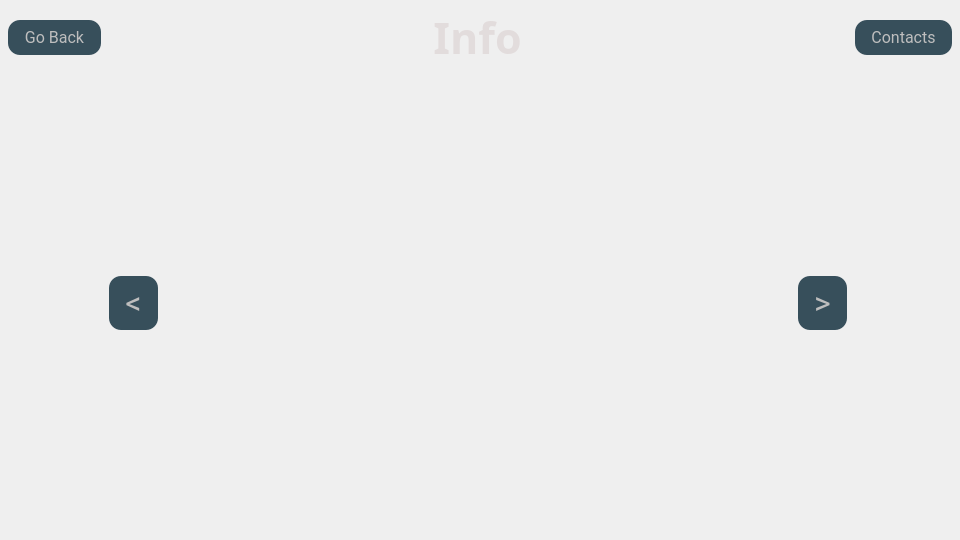
Qt form ciit/resources/ui/info_window.ui (ionutsilviu3/CIIT) before a commit.
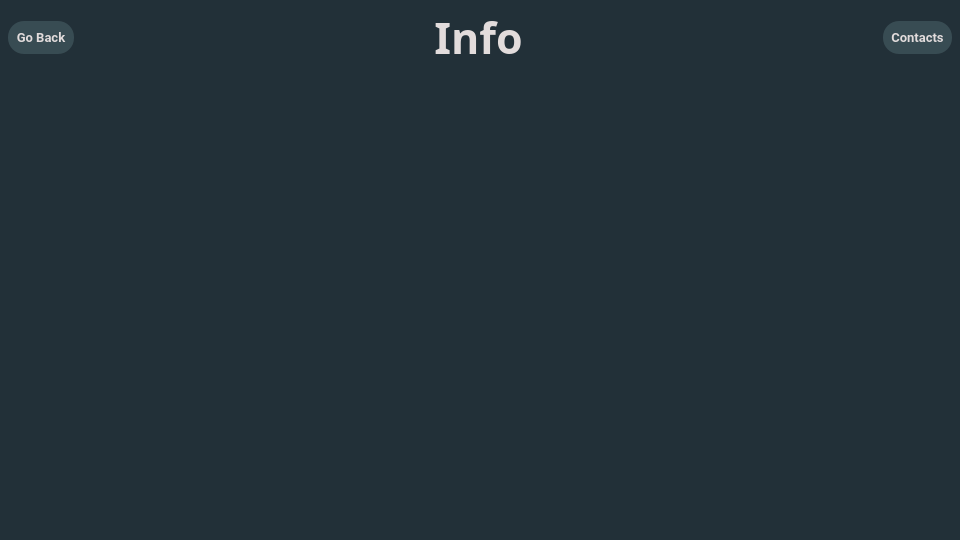
The same form after that commit. The open tabs and pages were chosen to show the change. Icons and pictures are not drawn.

Diff of the .ui file:
```diff
--- a/ciit/resources/ui/info_window.ui
+++ b/ciit/resources/ui/info_window.ui
@@ -40,14 +40,18 @@
   </property>
   <property name="styleSheet">
    <string notr="true">QPushButton {
-	border-radius: 12px;
-	padding-left: 16px;
-	padding-right: 16px;
+	border-radius: 16px;
+	padding-left: 8px;
+	padding-right: 8px;
 	padding-top: 8 px;
 	padding-bottom: 8 px;
 	color: rgb(190, 190, 190);
 	background-color: rgb(55, 79, 91);
     }
+
+QWidget {
+ background-color: rgb(34, 48, 56);
+}
 </string>
   </property>
   <layout class="QGridLayout" name="gridLayout">
@@ -68,9 +72,37 @@
    </property>
    <item row="1" column="2">
     <widget class="QPushButton" name="pb_contacts">
+     <property name="font">
+      <font>
+       <family>Roboto</family>
+       <pointsize>10</pointsize>
+       <bold>true</bold>
+      </font>
+     </property>
+     <property name="styleSheet">
+      <string notr="true">QPushButton {
+	border-radius: 16px;
+	padding-left: 8px;
+	padding-right: 8px;
+	padding-top: 8 px;
+	padding-bottom: 8 px;
+	color:rgb(226, 220, 220);
+	background-color: rgb(56, 76, 83);
+    }</string>
+     </property>
      <property name="text">
       <string>Contacts</string>
      </property>
+     <property name="icon">
+      <iconset resource="../icons/icons.qrc">
+       <normaloff>:/Icons/user.svg</normaloff>:/Icons/user.svg</iconset>
+     </property>
+     <property name="iconSize">
+      <size>
+       <width>24</width>
+       <height>24</height>
+      </size>
+     </property>
     </widget>
    </item>
    <item row="1" column="1" alignment="Qt::AlignmentFlag::AlignHCenter|Qt::AlignmentFlag::AlignVCenter">
@@ -105,9 +137,37 @@
    </item>
    <item row="1" column="0" alignment="Qt::AlignmentFlag::AlignLeft|Qt::AlignmentFlag::AlignVCenter">
     <widget class="QPushButton" name="pb_back">
+     <property name="font">
+      <font>
+       <family>Roboto</family>
+       <pointsize>10</pointsize>
+       <bold>true</bold>
+      </font>
+     </property>
+     <property name="styleSheet">
+      <string notr="true">QPushButton {
+	border-radius: 16px;
+	padding-left: 8px;
+	padding-right: 8px;
+	padding-top: 8 px;
+	padding-bottom: 8 px;
+	color:rgb(226, 220, 220);
+	background-color: rgb(56, 76, 83);
+    }</string>
+     </property>
      <property name="text">
       <string>Go Back</string>
      </property>
+     <property name="icon">
+      <iconset resource="../icons/icons.qrc">
+       <normaloff>:/Icons/arrow-left.svg</normaloff>:/Icons/arrow-left.svg</iconset>
+     </property>
+     <property name="iconSize">
+      <size>
+       <width>24</width>
+       <height>24</height>
+      </size>
+     </property>
     </widget>
    </item>
    <item row="2" column="1">
@@ -121,13 +181,37 @@
          <bold>false</bold>
         </font>
        </property>
+       <property name="styleSheet">
+        <string notr="true">QPushButton {
+background-color: rgb(34, 48, 56, 255);
+}
+QPushButton:hover {
+	background-color: rgb(30, 43, 50);
+}
+QPushButton:pressed {
+background-color: rgb(24, 35, 40)
+}</string>
+       </property>
        <property name="text">
-        <string>&lt;</string>
+        <string/>
+       </property>
+       <property name="icon">
+        <iconset resource="../icons/icons.qrc">
+         <normaloff>:/Icons/arrow-left-circle.svg</normaloff>:/Icons/arrow-left-circle.svg</iconset>
+       </property>
+       <property name="iconSize">
+        <size>
+         <width>48</width>
+         <height>48</height>
+        </size>
        </property>
       </widget>
      </item>
      <item>
       <widget class="QStackedWidget" name="sw_pages">
+       <property name="styleSheet">
+        <string notr="true"/>
+       </property>
        <property name="currentIndex">
         <number>2</number>
        </property>
@@ -158,8 +242,29 @@
          <bold>false</bold>
         </font>
        </property>
+       <property name="styleSheet">
+        <string notr="true">QPushButton {
+background-color: rgb(34, 48, 56, 255);
+}
+QPushButton:hover {
+	background-color: rgb(30, 43, 50);
+}
+QPushButton:pressed {
+background-color: rgb(24, 35, 40)
+}</string>
+       </property>
        <property name="text">
-        <string>&gt;</string>
+        <string/>
+       </property>
+       <property name="icon">
+        <iconset resource="../icons/icons.qrc">
+         <normaloff>:/Icons/arrow-right-circle.svg</normaloff>:/Icons/arrow-right-circle.svg</iconset>
+       </property>
+       <property name="iconSize">
+        <size>
+         <width>48</width>
+         <height>48</height>
+        </size>
        </property>
       </widget>
      </item>
```
Left out of the diff: 5 changed lines with no effect on the pictures.
